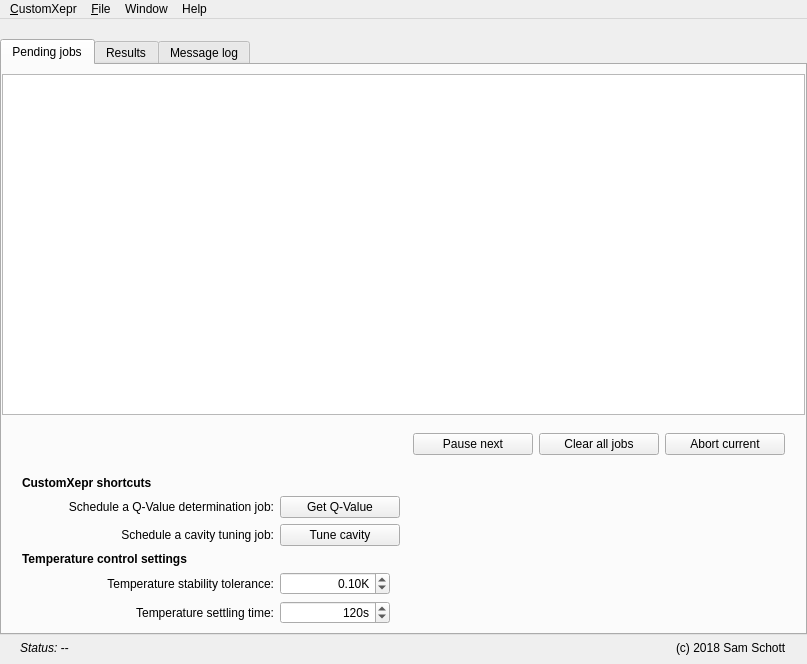
OE-FET/customxepr, file xeprtools/customxepr_ui_linux.ui: the form before one commit.
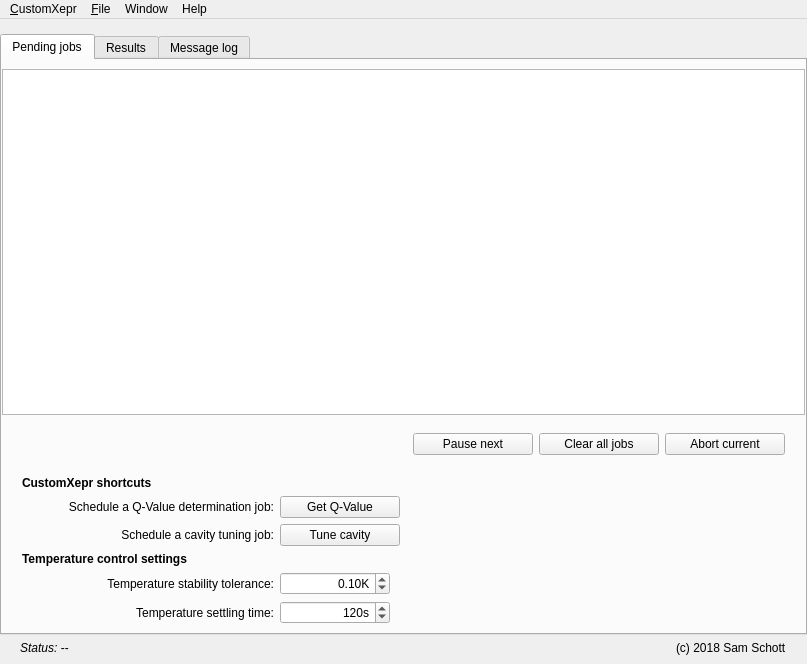
The form after the commit. Custom widgets are drawn as their Qt base class.

```diff
--- a/xeprtools/customxepr_ui_linux.ui
+++ b/xeprtools/customxepr_ui_linux.ui
@@ -59,7 +59,7 @@
      <number>0</number>
     </property>
     <property name="topMargin">
-     <number>20</number>
+     <number>15</number>
     </property>
     <property name="rightMargin">
      <number>0</number>
```
Left out of the diff: 5 changed lines with no effect on the pictures.
